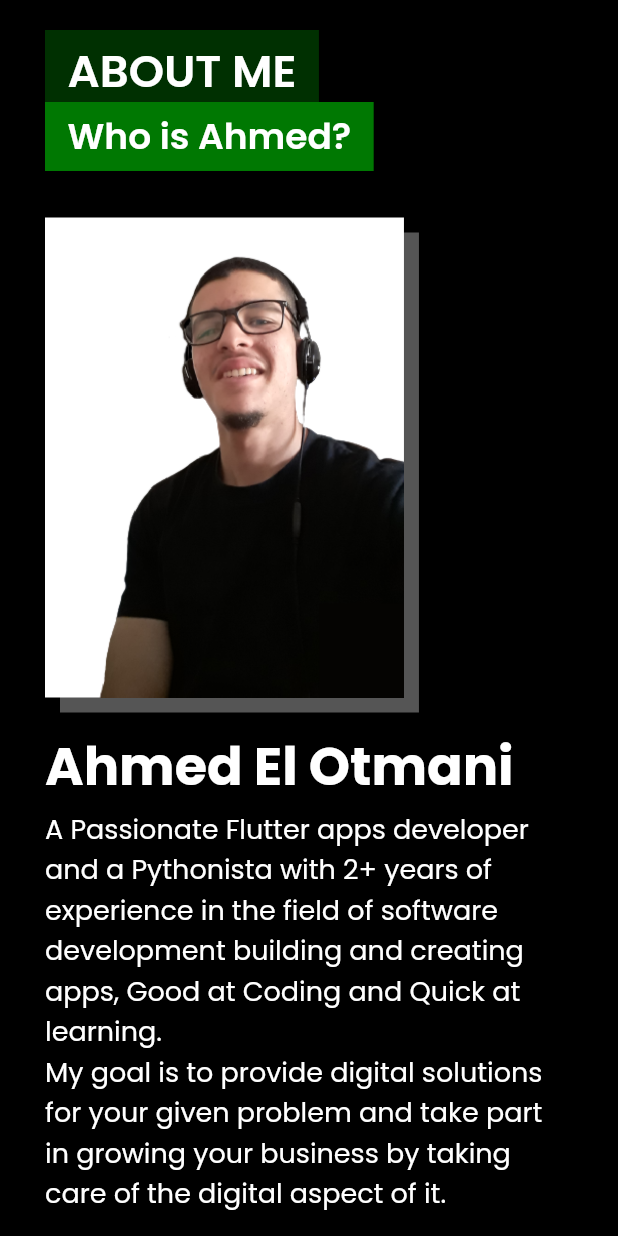
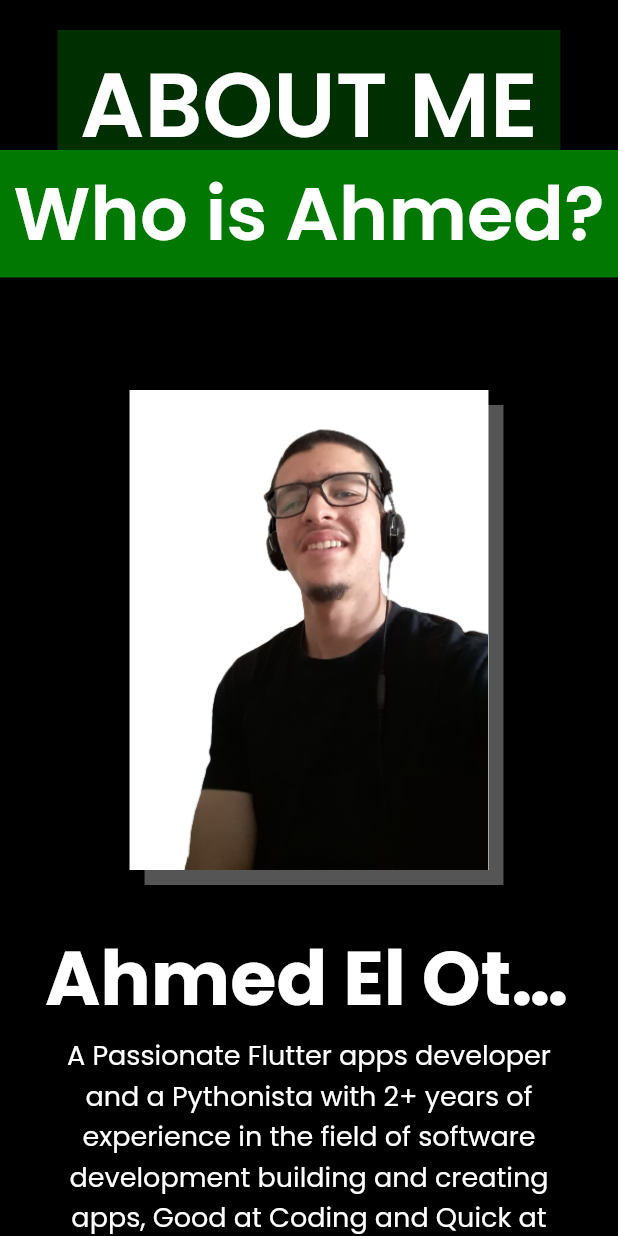
Before and after one commit to Ahmed0tdc/Portfolio-v1, a Flutter app: the AboutMeSection widget shown alone on an empty page, opened directly, on a phone screen of 412 x 824 dp. Run offline on Flutter 3.47's test engine with Material 2 defaults, Android fonts, the phone set to English and light mode, and no system bars; our stand-ins replace animate_do, animated_text_kit, font_awesome_flutter, shimmer.

Commit message:
worked on the responsivity of the layout

```diff
--- a/lib/src/services/email_service/email_service.dart
+++ b/lib/src/services/email_service/email_service.dart
@@ -4,6 +4,7 @@ import 'package:portfolio/src/utils/secrets.dart';
 
 class EmailService {
   final String _sendUrl = 'https://api.emailjs.com/api/v1.0/email/send';
+  // get your own Email API keys ;)
 
   Future<bool> sendEmail(
       {required String name,
--- a/lib/src/view/global_widgets/custom_app_bar.dart
+++ b/lib/src/view/global_widgets/custom_app_bar.dart
@@ -25,7 +25,7 @@ class _CustomAppBarState extends State<CustomAppBar> {
       child: AnimatedContainer(
         duration: const Duration(milliseconds: 200),
         decoration: BoxDecoration(
-          color: _pageIsScrolled ? kblack : ktrans,
+          color: _pageIsScrolled ? const Color(0xFF010203) : ktrans,
           border: _pageIsScrolled ? Border(bottom: BorderSide(color: Colors.grey[400]!)) : null
         ),
         height: kToolbarHeight, //+ MediaQuery.of(context).padding.top + 5,
--- a/lib/src/view/global_widgets/section_header.dart
+++ b/lib/src/view/global_widgets/section_header.dart
@@ -11,6 +11,7 @@ class SectionHeader extends StatelessWidget {
   final Color? upperBgColor;
   final Color? lowerBgColor;
   final bool isOnePartOnly;
+  final bool isCentered;
   final bool makeFlat;
   final double? bottomSpacing;
 
@@ -24,6 +25,7 @@ class SectionHeader extends StatelessWidget {
       this.lowerFontSize,
       this.upperBgColor,
       this.makeFlat = true,
+      this.isCentered = false,
       this.bottomSpacing,
       this.lowerBgColor})
       : super(key: key);
@@ -37,6 +39,7 @@ class SectionHeader extends StatelessWidget {
     this.upperFontSize,
     this.lowerFontSize,
     this.makeFlat = true,
+    this.isCentered = false,
     this.upperBgColor,
     this.lowerBgColor,
     this.bottomSpacing,
@@ -44,6 +47,15 @@ class SectionHeader extends StatelessWidget {
 
   @override
   Widget build(BuildContext context) {
+    final _downWidget = Container(
+      padding: const EdgeInsets.only(left: 15, top: 5, right: 15, bottom: 5),
+      child: Txt(
+        txt: lowerText ?? '',
+        size: lowerFontSize ?? 60.sp,
+        alignment: TextAlign.start
+      ),
+      color: lowerBgColor ?? Theme.of(context).primaryColor,
+    );
     return isOnePartOnly ?
     Row(
       children: [
@@ -62,6 +74,7 @@ class SectionHeader extends StatelessWidget {
       ],
     )
     : Stack(
+      alignment: isCentered ? Alignment.topCenter : AlignmentDirectional.topStart,
       clipBehavior: Clip.none,
       children: [
          Container(
@@ -72,18 +85,14 @@ class SectionHeader extends StatelessWidget {
           ),
           color: upperBgColor ?? Theme.of(context).primaryColor.withOpacity(0.4),
         ),
-        Positioned(
+        isCentered
+        ? Positioned(
+          bottom: bottomSpacing ?? -19,
+          child: _downWidget,)
+        : Positioned(
           left: SizeConfig.isDesktop() ? 40 : makeFlat ? 0 : 30,
           bottom: bottomSpacing ?? -19,
-          child: Container(
-          padding: const EdgeInsets.only(left: 15, top: 5, right: 15, bottom: 5),
-          child: Txt(
-            txt: lowerText ?? '',
-            size: lowerFontSize ?? 60.sp,
-            alignment: TextAlign.start
-          ),
-          color: lowerBgColor ?? Theme.of(context).primaryColor,
-        ),)
+          child: _downWidget,)
       ],
     );
   }
--- a/lib/src/view/parts/about_me/about_me.dart
+++ b/lib/src/view/parts/about_me/about_me.dart
@@ -21,12 +21,16 @@ class AboutMeSection extends StatelessWidget {
 
   @override
   Widget build(BuildContext context) {
-    const SectionHeader _headerWidget = SectionHeader(
+    final SectionHeader _headerWidget = SectionHeader(
         upperText: 'ABOUT ME',
-        lowerText:
-            'Who is Ahmed?', //'Allow me to introduce myself', //'Who I am?',
-        upperFontSize: 30,
-        lowerFontSize: 24);
+        lowerText: 'Who is Ahmed?', //'Allow me to introduce myself', //'Who I am?',
+        upperFontSize: SizeConfig.isDesktop() ? 30 : 60,
+        lowerFontSize: SizeConfig.isDesktop() ? 24 : 50,
+        bottomSpacing: SizeConfig.isDesktop() ? null : -45,
+        isCentered: SizeConfig.isDesktop() ? false : true,
+        );
+    final String _name =  myPersona.fullname ?.split(' ').map((String part) => part.substring(0, 1).toUpperCase().trim() +
+      part.substring(1).toLowerCase().trim()).join(' ') ?? '';
     return ListView(
       physics: const BouncingScrollPhysics(),
       controller: context.read<ProviderClass>().getScrollController,
@@ -36,7 +40,7 @@ class AboutMeSection extends StatelessWidget {
           padding: const EdgeInsets.symmetric(horizontal: 30),
           child: _headerWidget,
         ),
-        const SizedBox(height: 50),
+        SizedBox(height: SizeConfig.isDesktop() ? 50 : 120),
         SizeConfig.isDesktop()
             ? const SizedBox.shrink()
             : animatedo.FadeInUp(
@@ -44,7 +48,7 @@ class AboutMeSection extends StatelessWidget {
                 child: Padding(
                   padding: const EdgeInsets.symmetric(horizontal: 30),
                   child: Row(
-                    mainAxisAlignment: MainAxisAlignment.start,
+                    mainAxisAlignment: MainAxisAlignment.center,
                     children: [
                       Container(
                         padding: EdgeInsets.fromLTRB(30, 20, 0, 0),
@@ -60,23 +64,27 @@ class AboutMeSection extends StatelessWidget {
                   ),
                 ),
               ),
-        const SizedBox(height: 30),
+        SizedBox(height: SizeConfig.isDesktop() ? 30 : 50),
         animatedo.FadeInUp(
           duration: const Duration(milliseconds: 400),
           child: Padding(
             padding: const EdgeInsets.symmetric(horizontal: 30),
-            child: Txt(
-                txt: myPersona.fullname
-                        ?.split(' ')
-                        .map((String part) =>
-                            part.substring(0, 1).toUpperCase().trim() +
-                            part.substring(1).toLowerCase().trim())
-                        .join(' ') ??
-                    '',
-                size: SizeConfig.isDesktop() ? 40 : 35,
-                height: 1.1,
-                fontFam: 'boldPoppins',
-                isOverflow: true),
+            child: Row(
+              mainAxisSize: MainAxisSize.max,
+              mainAxisAlignment: SizeConfig.isDesktop() ? MainAxisAlignment.start : MainAxisAlignment.center,
+              children: [
+                Flexible(
+                  child: Txt(
+                    txt: _name,
+                    size: SizeConfig.isDesktop() ? 40 : 50,
+                    height: 1.1,
+                    fontFam: 'boldPoppins',
+                    maxLines: 1,
+                    isOverflow: true
+                  ),
+                ),
+              ],
+            ),
           ),
         ),
         const SizedBox(height: 5),
@@ -91,7 +99,7 @@ class AboutMeSection extends StatelessWidget {
                   child: Txt(
                     txt: myPersona.biography ?? '',
                     fontFam: 'regPoppins',
-                    alignment: TextAlign.left,
+                    alignment: SizeConfig.isDesktop() ? TextAlign.left : TextAlign.center,
                     size: 18,
                   ),
                 ),
@@ -120,10 +128,6 @@ class AboutMeSection extends StatelessWidget {
                 padding: const EdgeInsets.all(8.0),
                 child: Row(
                   children: [
-                    // FaIcon(
-                    //   FontAwesomeIcons.language,
-                    //   size: 30,
-                    // ),
                     Image.asset(
                       'assets/icons/language.png',
                       height: 40,
--- a/lib/src/view/parts/hero_section/local_widgets/home_intro.dart
+++ b/lib/src/view/parts/hero_section/local_widgets/home_intro.dart
@@ -20,23 +20,25 @@ class HomeIntro extends StatelessWidget {
 
   @override
   Widget build(BuildContext context) {
-    const SectionHeader _sectionHeader = SectionHeader(
-        upperText: "MY SERVICES",
-        lowerText: "What do I provide?",
-        upperFontSize: 30,
-        lowerFontSize: 24);
+    final SectionHeader _sectionHeader = SectionHeader(
+      upperText: "MY SERVICES",
+      lowerText: "What do I provide?",
+      upperFontSize: 30,
+      lowerFontSize: SizeConfig.isDesktop() ? 24 : 26,
+      isCentered: SizeConfig.isDesktop() ? false : true,
+    );
     return ListView(
       physics: const BouncingScrollPhysics(),
       controller: context.read<ProviderClass>().getScrollController,
       children: [
-        SizedBox(height: SizeConfig.isDesktop() ? 150 : 70),
+        SizedBox(height: SizeConfig.isDesktop() ? 150 : 40),
         Padding(
           padding: const EdgeInsets.symmetric(horizontal: 30),
           child: _buildIntroHeader(context),
         ),
         SizedBox(height: SizeConfig.isDesktop() ? 180 : 80),
-        const Padding(
-          padding: EdgeInsets.symmetric(horizontal: 30),
+        Padding(
+          padding: const EdgeInsets.symmetric(horizontal: 30),
           child: _sectionHeader,
         ),
         const SizedBox(height: 50),
```
Also changed, not shown: 1 other file.
